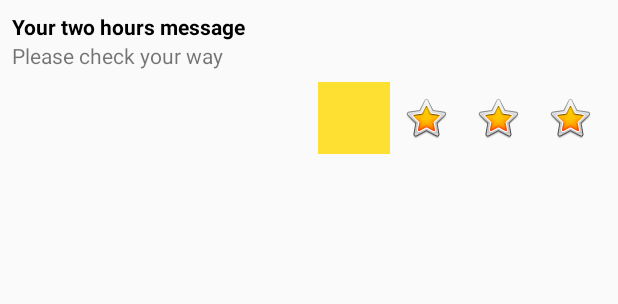
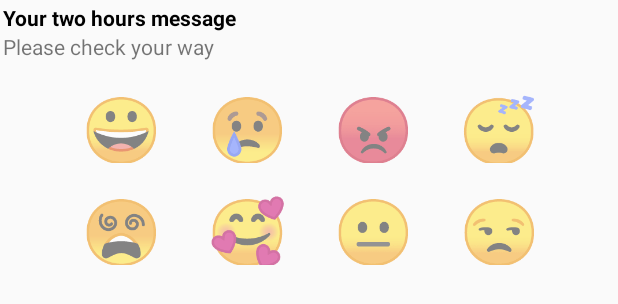
Before and after one commit to Sveticov/MyMoodV3, an Android app built with Jetpack Compose: the layout notification_custom_layout.xml on its own in the app's theme, with its tools: preview values and no code run, on a phone screen of 412 x 824 dp. Shown: the top 304 px of the screen. Run offline under Robolectric (Android 15) with nearby library versions, the phone set to English and light mode, and no system bars.

```diff
--- a/app/src/main/res/layout/notification_custom_layout.xml
+++ b/app/src/main/res/layout/notification_custom_layout.xml
@@ -4,7 +4,7 @@
     android:layout_width="match_parent"
     android:layout_height="wrap_content"
     android:orientation="vertical"
-    android:padding="8dp">
+    android:padding="2dp">
 
     <TextView
         android:id="@+id/notification_title"
@@ -24,39 +24,103 @@
         android:layout_width="match_parent"
         android:layout_height="wrap_content"
         android:orientation="horizontal"
-        android:gravity="end"
-        android:layout_marginTop="8dp">
-
-        <ImageButton
+        android:gravity="center"
+        android:layout_marginTop="@dimen/notif_action_emoji_spacing">
+        <TextView
             android:id="@+id/action_button_1"
-            android:layout_width="48dp"
-            android:layout_height="48dp"
-            android:src="@drawable/png_transparent_google_i_o_emoji_android_oreo_sunglasses_emoji_smiley_emoticon_mobile_phones"
-            android:contentDescription="😀"
-            android:background="?android:attr/selectableItemBackgroundBorderless"/>
-
-        <ImageButton
+            android:layout_width="@dimen/notif_action_button_size"
+            android:layout_height="@dimen/notif_action_button_size"
+            android:text="😀"
+            android:gravity="center"
+            android:textSize="@dimen/notif_action_emoji_size"  android:background="?android:attr/selectableItemBackgroundBorderless"
+            android:layout_marginStart="@dimen/notif_action_emoji_spacing"
+            android:layout_marginEnd="@dimen/notif_action_emoji_spacing"
+            android:clickable="true"
+            android:focusable="true" />
+        <TextView
             android:id="@+id/action_button_2"
-            android:layout_width="48dp"
-            android:layout_height="48dp"
-            android:src="@android:drawable/btn_star_big_on"
-            android:contentDescription="😢"
-            android:background="?android:attr/selectableItemBackgroundBorderless"/>
-
-        <ImageButton
+            android:layout_width="@dimen/notif_action_button_size"
+            android:layout_height="@dimen/notif_action_button_size"
+            android:text="😢"
+            android:gravity="center"
+            android:textSize="@dimen/notif_action_emoji_size"  android:background="?android:attr/selectableItemBackgroundBorderless"
+            android:layout_marginStart="@dimen/notif_action_emoji_spacing"
+            android:layout_marginEnd="@dimen/notif_action_emoji_spacing"
+            android:clickable="true"
+            android:focusable="true" />
+        <TextView
             android:id="@+id/action_button_3"
-            android:layout_width="48dp"
-            android:layout_height="48dp"
-            android:src="@android:drawable/btn_star_big_on"
-            android:contentDescription="😡"
-            android:background="?android:attr/selectableItemBackgroundBorderless"/>
-        <ImageButton
+            android:layout_width="@dimen/notif_action_button_size"
+            android:layout_height="@dimen/notif_action_button_size"
+            android:text="😡"
+            android:gravity="center"
+            android:textSize="@dimen/notif_action_emoji_size"  android:background="?android:attr/selectableItemBackgroundBorderless"
+            android:layout_marginStart="@dimen/notif_action_emoji_spacing"
+            android:layout_marginEnd="@dimen/notif_action_emoji_spacing"
+            android:clickable="true"
+            android:focusable="true" />
+        <TextView
             android:id="@+id/action_button_4"
-            android:layout_width="48dp"
-            android:layout_height="48dp"
-            android:src="@android:drawable/btn_star_big_on"
-            android:contentDescription="😴"
-            android:background="?android:attr/selectableItemBackgroundBorderless"/>
+            android:layout_width="@dimen/notif_action_button_size"
+            android:layout_height="@dimen/notif_action_button_size"
+            android:text="😴"
+            android:gravity="center"
+            android:textSize="@dimen/notif_action_emoji_size"  android:background="?android:attr/selectableItemBackgroundBorderless"
+            android:layout_marginStart="@dimen/notif_action_emoji_spacing"
+            android:layout_marginEnd="@dimen/notif_action_emoji_spacing"
+            android:clickable="true"
+            android:focusable="true" />
+    </LinearLayout>
+    <LinearLayout
+        android:layout_width="match_parent"
+        android:layout_height="wrap_content"
+        android:orientation="horizontal"
+        android:gravity="center"
+        android:layout_marginTop="@dimen/notif_action_emoji_spacing">
+        <TextView
+            android:id="@+id/action_button_5"
+            android:layout_width="@dimen/notif_action_button_size"
+            android:layout_height="@dimen/notif_action_button_size"
+            android:text="😵"
+            android:gravity="center"
+            android:textSize="@dimen/notif_action_emoji_size"  android:background="?android:attr/selectableItemBackgroundBorderless"
+            android:layout_marginStart="@dimen/notif_action_emoji_spacing"
+            android:layout_marginEnd="@dimen/notif_action_emoji_spacing"
+            android:clickable="true"
+            android:focusable="true" />
+        <TextView
+            android:id="@+id/action_button_6"
+            android:layout_width="@dimen/notif_action_button_size"
+            android:layout_height="@dimen/notif_action_button_size"
+            android:text="🥰"
+            android:gravity="center"
+            android:textSize="@dimen/notif_action_emoji_size"  android:background="?android:attr/selectableItemBackgroundBorderless"
+            android:layout_marginStart="@dimen/notif_action_emoji_spacing"
+            android:layout_marginEnd="@dimen/notif_action_emoji_spacing"
+            android:clickable="true"
+            android:focusable="true" />
+        <TextView
+            android:id="@+id/action_button_7"
+            android:layout_width="@dimen/notif_action_button_size"
+            android:layout_height="@dimen/notif_action_button_size"
+            android:text="😐"
+            android:gravity="center"
+            android:textSize="@dimen/notif_action_emoji_size"  android:background="?android:attr/selectableItemBackgroundBorderless"
+            android:layout_marginStart="@dimen/notif_action_emoji_spacing"
+            android:layout_marginEnd="@dimen/notif_action_emoji_spacing"
+            android:clickable="true"
+            android:focusable="true" />
+        <TextView
+            android:id="@+id/action_button_8"
+            android:layout_width="@dimen/notif_action_button_size"
+            android:layout_height="@dimen/notif_action_button_size"
+            android:text="😒"
+            android:gravity="center"
+            android:textSize="@dimen/notif_action_emoji_size"  android:background="?android:attr/selectableItemBackgroundBorderless"
+            android:layout_marginStart="@dimen/notif_action_emoji_spacing"
+            android:layout_marginEnd="@dimen/notif_action_emoji_spacing"
+            android:clickable="true"
+            android:focusable="true" />
 
 
     </LinearLayout>
--- /dev/null
+++ b/app/src/main/res/values/dimens.xml
@@ -0,0 +1,6 @@
+<?xml version="1.0" encoding="utf-8"?>
+<resources>
+    <dimen name="notif_action_button_size">52dp</dimen>
+    <dimen name="notif_action_emoji_size">42sp</dimen>
+    <dimen name="notif_action_emoji_spacing">16dp</dimen>
+</resources>
```
Also changed, not shown: app/src/main/java/com/svetikov/mymood/notification/NotificationActionReceiver.kt (+67 -8 lines), app/src/main/java/com/svetikov/mymood/worker/NotificationWorker.kt (+52 -2 lines), app/src/main/res/drawable/_f600.png (added), app/src/main/res/drawable/cry.png (added), app/src/main/res/drawable/disappointed_relieved.png (added), app/src/main/res/drawable/dizzy_face.png (added), app/src/main/res/drawable/neutral_face.png (added), app/src/main/res/drawable/rage.png (added), app/src/main/res/drawable/sleeping.png (added), app/src/main/res/drawable/smiling_face_with_3_hearts.png (added), app/src/main/res/drawable/unamused.png (added).
